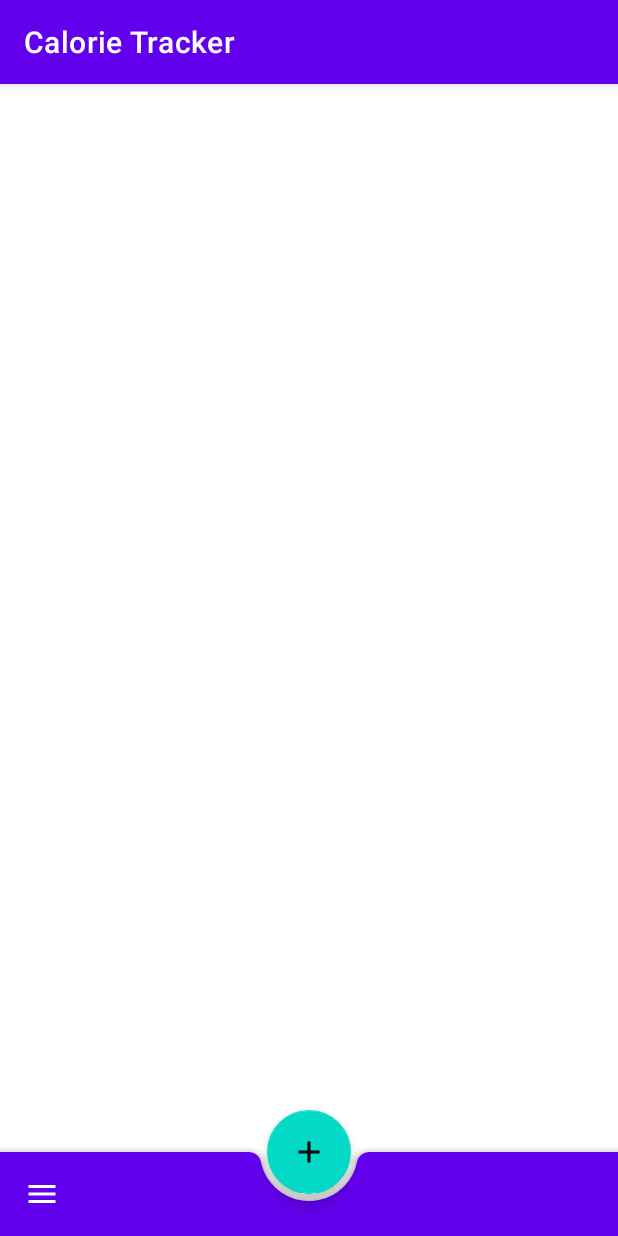
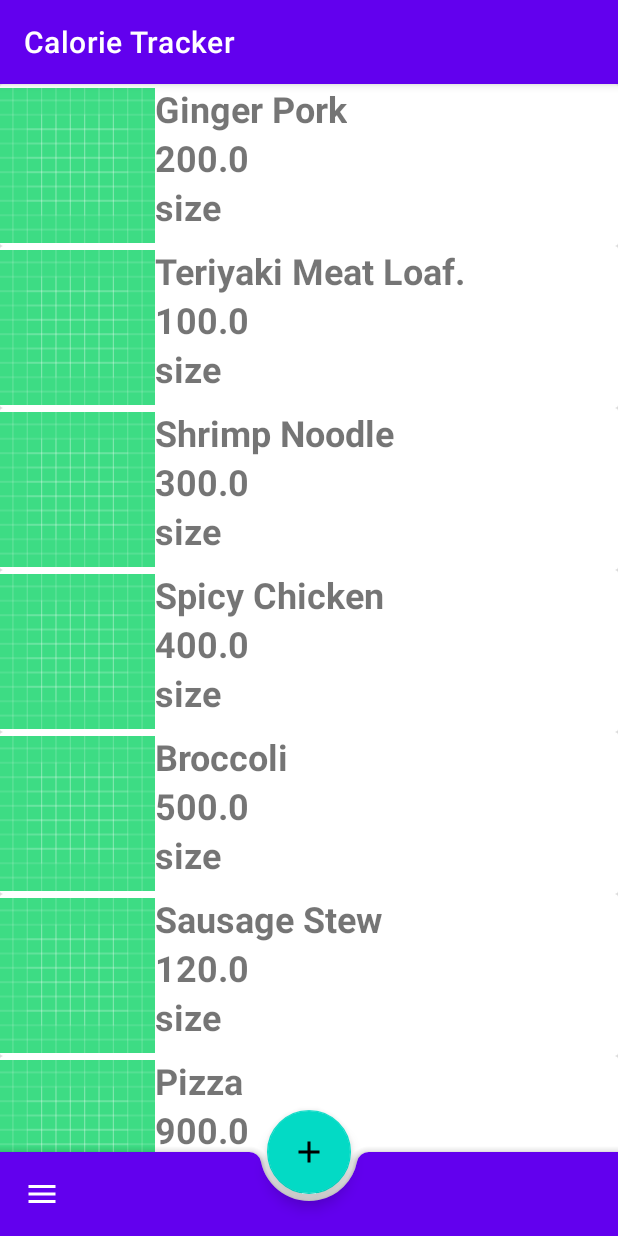
Before and after one commit to Vit-Zakh/calorie-tracker, an Android app: the screen it shows after launch (MainActivity), on a phone screen of 412 x 824 dp. Run offline under Robolectric (Android 15) with nearby library versions, the phone set to English and light mode, and no system bars; pictures from the network do not load.

Commit message:
simple recycler, glide, permissions and multidex

```diff
--- a/app/build.gradle
+++ b/app/build.gradle
@@ -16,6 +16,7 @@ android {
         targetSdkVersion 30
         versionCode 1
         versionName "1.0"
+        multiDexEnabled true
 
         testInstrumentationRunner "androidx.test.runner.AndroidJUnitRunner"
     }
@@ -74,6 +75,19 @@ dependencies {
     def analytics_version = "18.0.1"
     implementation "com.google.firebase:firebase-analytics-ktx:$analytics_version"
 
+    /** Circle Image View */
+    def circle_image_version = "3.1.0"
+    implementation "de.hdodenhof:circleimageview:$circle_image_version"
+
+    /** Glide */
+    def glide_version = "4.11.0"
+    implementation "com.github.bumptech.glide:glide:$glide_version"
+    annotationProcessor "com.github.bumptech.glide:compiler:$glide_version"
+
+    /** Multidex */
+    def multidex_version
+    implementation "androidx.multidex:multidex:$multidex_version"
+
 }
 
 preBuild.dependsOn ktlintFormat
--- a/app/src/main/AndroidManifest.xml
+++ b/app/src/main/AndroidManifest.xml
@@ -1,6 +1,8 @@
 <?xml version="1.0" encoding="utf-8"?>
 <manifest xmlns:android="http://schemas.android.com/apk/res/android"
     package="com.example.calorietracker">
+
+    <uses-permission android:name="android.permission.INTERNET"/>
 
     <application
         android:allowBackup="true"
--- a/app/src/main/java/com/example/calorietracker/DailyIntakeFragment.kt
+++ b/app/src/main/java/com/example/calorietracker/DailyIntakeFragment.kt
@@ -1,27 +1,42 @@
 package com.example.calorietracker
 
 import android.os.Bundle
-import android.os.Handler
-import androidx.fragment.app.Fragment
 import android.view.LayoutInflater
 import android.view.View
 import android.view.ViewGroup
-import androidx.navigation.Navigation
+import androidx.fragment.app.Fragment
 import androidx.navigation.fragment.findNavController
+import androidx.recyclerview.widget.LinearLayoutManager
+import androidx.recyclerview.widget.RecyclerView
 import com.google.android.material.floatingactionbutton.FloatingActionButton
 
 class DailyIntakeFragment : Fragment(R.layout.fragment_daily_intake) {
 
+    private lateinit var mealsListAdapter: MealsListAdapter
+
     override fun onCreate(savedInstanceState: Bundle?) {
         super.onCreate(savedInstanceState)
+    }
 
+    override fun onCreateView(inflater: LayoutInflater, container: ViewGroup?, savedInstanceState: Bundle?): View? {
+        return super.onCreateView(inflater, container, savedInstanceState)
     }
 
     override fun onViewCreated(view: View, savedInstanceState: Bundle?) {
         super.onViewCreated(view, savedInstanceState)
 
+        val dailyIntakeList: RecyclerView = view.findViewById(R.id.dailyIntakeList)
+        dailyIntakeList.layoutManager = LinearLayoutManager(requireContext())
+        mealsListAdapter = MealsListAdapter()
+        dailyIntakeList.adapter = mealsListAdapter
+
+        mealsListAdapter.submitList(DataSource.createDataSet())
+
         view.findViewById<FloatingActionButton>(R.id.floatingActionButton).setOnClickListener {
             findNavController().navigate(R.id.action_dailyIntakeFragment2_to_foodListFragment2)
         }
     }
+
+    private fun initRecyclerView() {
+    }
 }
--- /dev/null
+++ b/app/src/main/java/com/example/calorietracker/DataSource.kt
@@ -0,0 +1,76 @@
+package com.example.calorietracker
+
+class DataSource {
+
+    companion object {
+
+        fun createDataSet(): ArrayList<Meal> {
+            val list = ArrayList<Meal>()
+            list.add(
+                Meal(
+                    0,
+                    "Ginger Pork",
+                    "https://picsum.photos/200/300",
+                    200f
+                )
+            )
+            list.add(
+                Meal(
+                    2,
+                    "Teriyaki Meat Loaf.",
+                    "https://picsum.photos/200/300",
+                    100f
+                )
+            )
+            list.add(
+                Meal(
+                    3,
+                    "Shrimp Noodle",
+                    "https://picsum.photos/200/300",
+                    300f
+                )
+            )
+            list.add(
+                Meal(
+                    4,
+                    "Spicy Chicken",
+                    "https://picsum.photos/200/300",
+                    400f
+                )
+            )
+            list.add(
+                Meal(
+                    5,
+                    "Broccoli",
+                    "https://picsum.photos/200/300",
+                    500f
+                )
+            )
+            list.add(
+                Meal(
+                    6,
+                    "Sausage Stew",
+                    "https://picsum.photos/200/300",
+                    120f
+                )
+            )
+            list.add(
+                Meal(
+                    7,
+                    "Pizza",
+                    "https://picsum.photos/200/300",
+                    900f
+                )
+            )
+            list.add(
+                Meal(
+                    8,
+                    "Pasta",
+                    "https://picsum.photos/200/300",
+                    700f
+                )
+            )
+            return list
+        }
+    }
+}
--- a/app/src/main/java/com/example/calorietracker/FoodListFragment.kt
+++ b/app/src/main/java/com/example/calorietracker/FoodListFragment.kt
@@ -1,10 +1,10 @@
 package com.example.calorietracker
 
 import android.os.Bundle
-import androidx.fragment.app.Fragment
 import android.view.LayoutInflater
 import android.view.View
 import android.view.ViewGroup
+import androidx.fragment.app.Fragment
 
 class FoodListFragment : Fragment() {
     // TODO: Rename and change types of parameters
@@ -14,11 +14,11 @@ class FoodListFragment : Fragment() {
     }
 
     override fun onCreateView(
-        inflater: LayoutInflater, container: ViewGroup?,
+        inflater: LayoutInflater,
+        container: ViewGroup?,
         savedInstanceState: Bundle?
     ): View? {
         // Inflate the layout for this fragment
         return inflater.inflate(R.layout.fragment_food_list, container, false)
     }
-
 }
--- /dev/null
+++ b/app/src/main/java/com/example/calorietracker/Meal.kt
@@ -0,0 +1,18 @@
+package com.example.calorietracker
+
+data class Meal(
+    val id: Int,
+    val mealName: String,
+    val imageUrl: String,
+    val mealCalories: Float,
+    val protein: Float?,
+    val fat: Float?,
+    val cards: Float?
+) {
+    constructor(
+        id: Int,
+        mealName: String,
+        imageUrl: String,
+        mealCalories: Float
+    ) : this(id, mealName, imageUrl, mealCalories, null, null, null)
+}
--- /dev/null
+++ b/app/src/main/java/com/example/calorietracker/MealsListAdapter.kt
@@ -0,0 +1,58 @@
+package com.example.calorietracker
+
+import android.view.LayoutInflater
+import android.view.View
+import android.view.ViewGroup
+import android.widget.ImageView
+import android.widget.TextView
+import androidx.recyclerview.widget.RecyclerView
+import com.bumptech.glide.Glide
+
+class MealsListAdapter() : RecyclerView.Adapter<RecyclerView.ViewHolder>() {
+
+    private var listItems: List<Meal> = ArrayList()
+
+    override fun onCreateViewHolder(parent: ViewGroup, viewType: Int): RecyclerView.ViewHolder {
+        return MealViewHolder(
+            LayoutInflater.from(parent.context).inflate(R.layout.layout_meal_item, parent, false)
+        )
+    }
+
+    override fun getItemCount(): Int {
+        return listItems.size
+    }
+
+    override fun onBindViewHolder(holder: RecyclerView.ViewHolder, position: Int) {
+        when (holder) {
+
+            is MealViewHolder -> {
+                holder.bind(listItems.get(position))
+            }
+        }
+    }
+
+    fun submitList(mealsList: List<Meal>) {
+        listItems = mealsList
+    }
+
+    class MealViewHolder(itemView: View) : RecyclerView.ViewHolder(itemView) {
+
+        private val mealTitle: TextView = itemView.findViewById(R.id.mealTitle)
+        private val mealCalories: TextView = itemView.findViewById(R.id.mealCalories)
+        private val mealImage: ImageView = itemView.findViewById(R.id.mealImage)
+        private var currentMeal: Meal? = null
+
+        fun bind(meal: Meal) {
+            currentMeal = meal
+
+            mealTitle.text = meal.mealName
+            mealCalories.text = meal.mealCalories.toString()
+            Glide.with(itemView.context)
+                .load(meal.imageUrl)
+                .centerCrop()
+                .placeholder(R.drawable.ic_launcher_background)
+                .error(R.drawable.ic_launcher_background)
+                .into(mealImage)
+        }
+    }
+}
--- a/app/src/main/res/layout/fragment_daily_intake.xml
+++ b/app/src/main/res/layout/fragment_daily_intake.xml
@@ -7,7 +7,15 @@
     xmlns:tools="http://schemas.android.com/tools"
     android:layout_width="match_parent"
     android:layout_height="match_parent"
-    tools:context=".DailyIntakeFragment">>
+    tools:context=".DailyIntakeFragment">
+
+    <androidx.recyclerview.widget.RecyclerView
+        android:id="@+id/dailyIntakeList"
+        android:layout_width="match_parent"
+        android:layout_height="wrap_content"
+        tools:listitem="@layout/layout_meal_item">
+
+    </androidx.recyclerview.widget.RecyclerView>
 
     <com.google.android.material.bottomappbar.BottomAppBar
         android:id="@+id/bottomAppBar"
--- /dev/null
+++ b/app/src/main/res/layout/layout_meal_item.xml
@@ -0,0 +1,52 @@
+<?xml version="1.0" encoding="utf-8"?>
+
+<androidx.cardview.widget.CardView xmlns:android="http://schemas.android.com/apk/res/android"
+    android:layout_width="match_parent"
+    android:layout_height="wrap_content"
+    xmlns:app="http://schemas.android.com/apk/res-auto">
+
+    <androidx.constraintlayout.widget.ConstraintLayout
+        android:layout_width="match_parent"
+        android:layout_height="match_parent">
+
+    <androidx.appcompat.widget.AppCompatImageView
+        android:id="@+id/mealImage"
+        app:layout_constraintWidth_percent="0.25"
+        android:layout_width="0dp"
+        android:layout_height="wrap_content"
+        android:src="@drawable/ic_launcher_background"
+        app:layout_constraintStart_toStartOf="parent"
+        app:layout_constraintTop_toTopOf="parent"/>
+
+        <TextView
+            android:id="@+id/mealTitle"
+            android:layout_width="wrap_content"
+            android:layout_height="wrap_content"
+            android:textStyle="bold"
+            android:textSize="24sp"
+            android:text="Food name"
+            app:layout_constraintStart_toEndOf="@id/mealImage"
+            app:layout_constraintTop_toTopOf="parent"/>
+
+        <TextView
+            android:id="@+id/mealCalories"
+            android:layout_width="wrap_content"
+            android:layout_height="wrap_content"
+            android:textStyle="bold"
+            android:textSize="24sp"
+            android:text="calories"
+            app:layout_constraintStart_toEndOf="@id/mealImage"
+            app:layout_constraintTop_toBottomOf="@id/mealTitle"/>
+
+        <TextView
+            android:id="@+id/mealSize"
+            android:layout_width="wrap_content"
+            android:layout_height="wrap_content"
+            android:textStyle="bold"
+            android:textSize="24sp"
+            android:text="size"
+            app:layout_constraintStart_toEndOf="@id/mealImage"
+            app:layout_constraintTop_toBottomOf="@id/mealCalories"/>
+
+    </androidx.constraintlayout.widget.ConstraintLayout>
+</androidx.cardview.widget.CardView>
```
